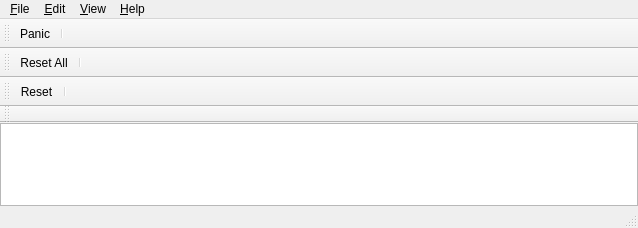
First picture: the form in trunk/src/vpiano.ui, repository svn2github/vmpk, before the edit.
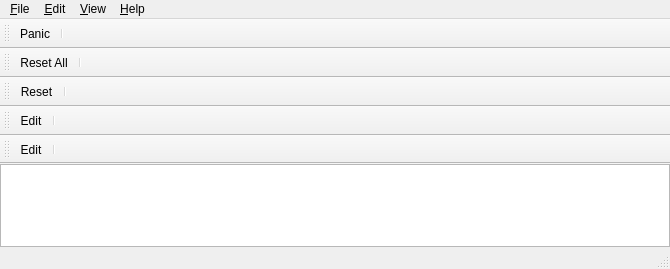
Second picture: the form after the edit. Custom widgets are drawn as their Qt base class.

Commit message: * New toolbar: Extra controls (started) * Fix color prop. * Added Catalan translation template.

The edit to the form file:
```diff
--- a/trunk/src/vpiano.ui
+++ b/trunk/src/vpiano.ui
@@ -6,8 +6,8 @@
    <rect>
     <x>0</x>
     <y>0</y>
-    <width>638</width>
-    <height>228</height>
+    <width>670</width>
+    <height>269</height>
    </rect>
   </property>
   <property name="windowTitle">
@@ -35,7 +35,7 @@
     <rect>
      <x>0</x>
      <y>0</y>
-     <width>638</width>
+     <width>670</width>
      <height>23</height>
     </rect>
    </property>
@@ -132,7 +132,7 @@
   </widget>
   <widget class="QToolBar" name="toolBarBender">
    <property name="sizePolicy">
-    <sizepolicy hsizetype="Preferred" vsizetype="Fixed">
+    <sizepolicy hsizetype="Minimum" vsizetype="Fixed">
      <horstretch>0</horstretch>
      <verstretch>0</verstretch>
     </sizepolicy>
@@ -171,6 +171,30 @@
    <attribute name="toolBarBreak">
     <bool>true</bool>
    </attribute>
+   <addaction name="actionEditPrograms"/>
+   <addaction name="separator"/>
+  </widget>
+  <widget class="QToolBar" name="toolBarExtra">
+   <property name="sizePolicy">
+    <sizepolicy hsizetype="Minimum" vsizetype="Fixed">
+     <horstretch>0</horstretch>
+     <verstretch>0</verstretch>
+    </sizepolicy>
+   </property>
+   <property name="windowTitle">
+    <string>&amp;Extra Controls</string>
+   </property>
+   <property name="toolButtonStyle">
+    <enum>Qt::ToolButtonTextBesideIcon</enum>
+   </property>
+   <attribute name="toolBarArea">
+    <enum>TopToolBarArea</enum>
+   </attribute>
+   <attribute name="toolBarBreak">
+    <bool>true</bool>
+   </attribute>
+   <addaction name="actionEditExtra"/>
+   <addaction name="separator"/>
   </widget>
   <action name="actionExit">
    <property name="text">
@@ -336,6 +360,30 @@
     <string>&amp;Import SoundFont...</string>
    </property>
   </action>
+  <action name="actionExtraControls">
+   <property name="checkable">
+    <bool>true</bool>
+   </property>
+   <property name="text">
+    <string>&amp;Extra Controls</string>
+   </property>
+  </action>
+  <action name="actionEditExtra">
+   <property name="text">
+    <string>Edit</string>
+   </property>
+   <property name="toolTip">
+    <string>Open the Extra Controls editor</string>
+   </property>
+  </action>
+  <action name="actionEditPrograms">
+   <property name="text">
+    <string>Edit</string>
+   </property>
+   <property name="toolTip">
+    <string>Open the Banks/Programs editor</string>
+   </property>
+  </action>
  </widget>
  <customwidgets>
   <customwidget>
```
Left out of the diff: 43 changed lines with no effect on the pictures. The commit also changes 11 other files.
